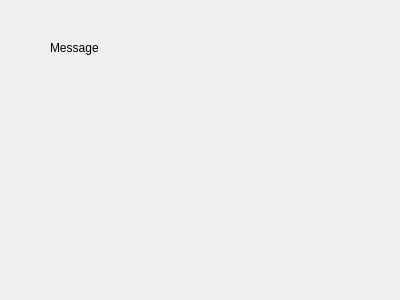
The window that message-client/3.Message/ui/MessageWidget.ui (yxiao-yang/message-client) describes before a commit, drawn with Qt 5.
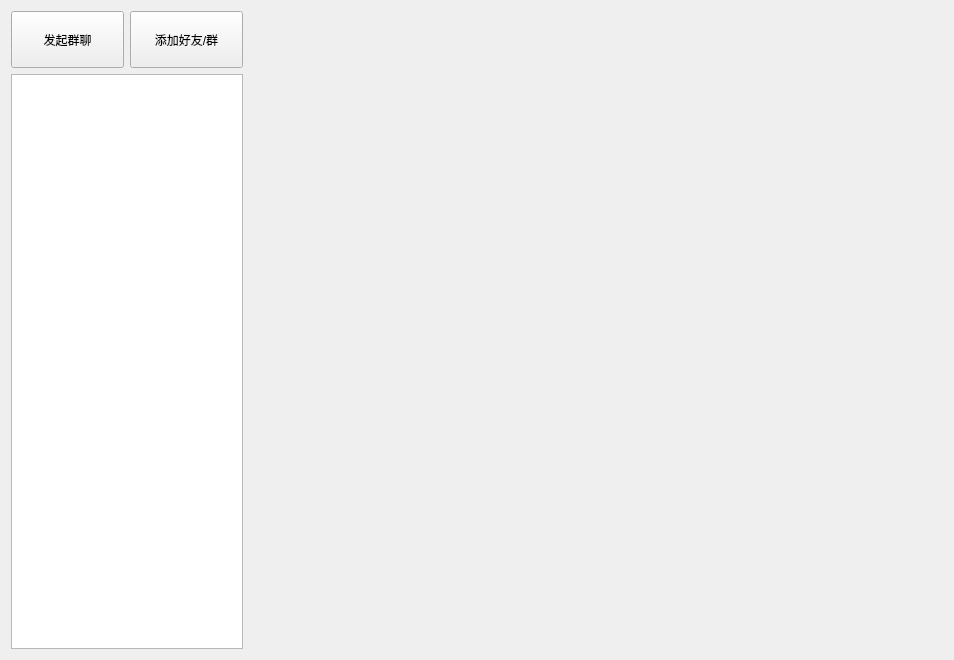
The same window after the commit.

What changed in the file:
```diff
--- a/message-client/3.Message/ui/MessageWidget.ui
+++ b/message-client/3.Message/ui/MessageWidget.ui
@@ -6,26 +6,55 @@
    <rect>
     <x>0</x>
     <y>0</y>
-    <width>400</width>
-    <height>300</height>
+    <width>954</width>
+    <height>660</height>
    </rect>
   </property>
   <property name="windowTitle">
    <string>Form</string>
   </property>
-  <widget class="QLabel" name="label">
-   <property name="geometry">
-    <rect>
-     <x>50</x>
-     <y>40</y>
-     <width>72</width>
-     <height>15</height>
-    </rect>
-   </property>
-   <property name="text">
-    <string>Message</string>
-   </property>
-  </widget>
+  <layout class="QHBoxLayout" name="horizontalLayout_2" stretch="1,3">
+   <item>
+    <layout class="QVBoxLayout" name="verticalLayout" stretch="1,10">
+     <item>
+      <layout class="QHBoxLayout" name="horizontalLayout">
+       <item>
+        <widget class="QPushButton" name="CreateGroupPb">
+         <property name="sizePolicy">
+          <sizepolicy hsizetype="Minimum" vsizetype="Preferred">
+           <horstretch>0</horstretch>
+           <verstretch>0</verstretch>
+          </sizepolicy>
+         </property>
+         <property name="text">
+          <string>发起群聊</string>
+         </property>
+        </widget>
+       </item>
+       <item>
+        <widget class="QPushButton" name="AddPb">
+         <property name="sizePolicy">
+          <sizepolicy hsizetype="Minimum" vsizetype="Preferred">
+           <horstretch>0</horstretch>
+           <verstretch>0</verstretch>
+          </sizepolicy>
+         </property>
+         <property name="text">
+          <string>添加好友/群</string>
+         </property>
+        </widget>
+       </item>
+      </layout>
+     </item>
+     <item>
+      <widget class="QListWidget" name="MessageLstWgt"/>
+     </item>
+    </layout>
+   </item>
+   <item>
+    <widget class="QStackedWidget" name="MessageSWgt"/>
+   </item>
+  </layout>
  </widget>
  <resources/>
  <connections/>
```
